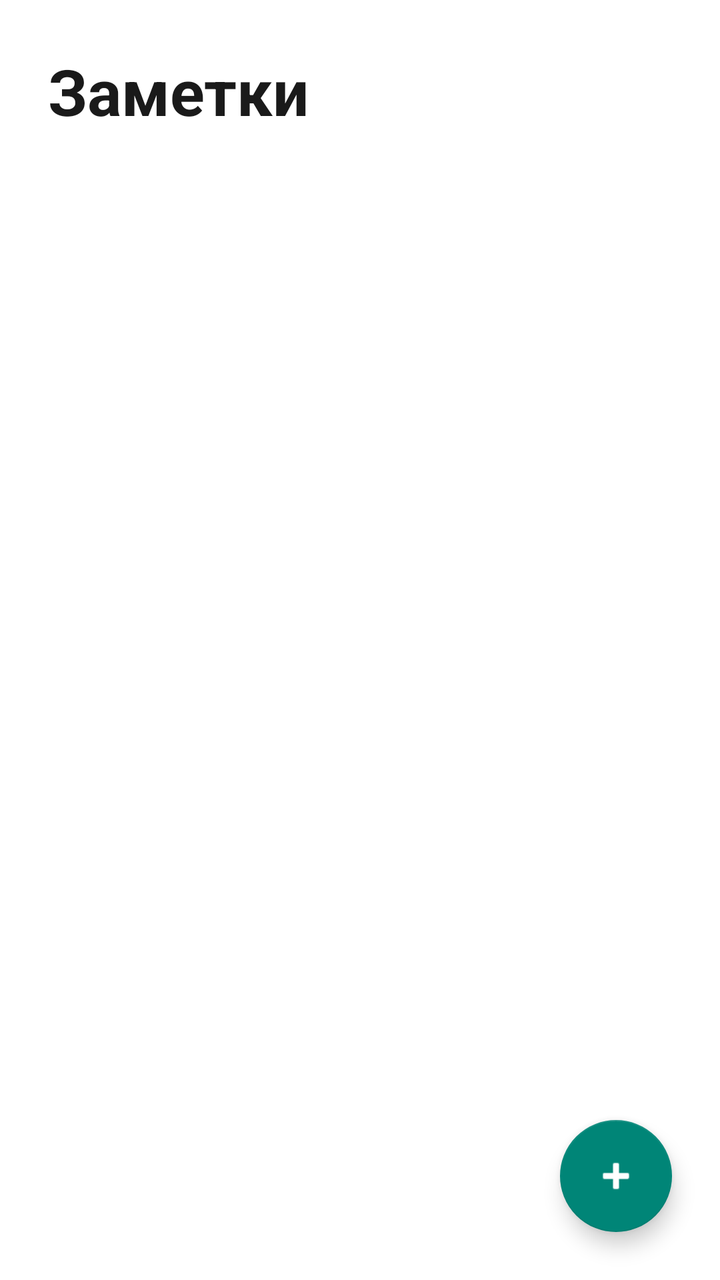
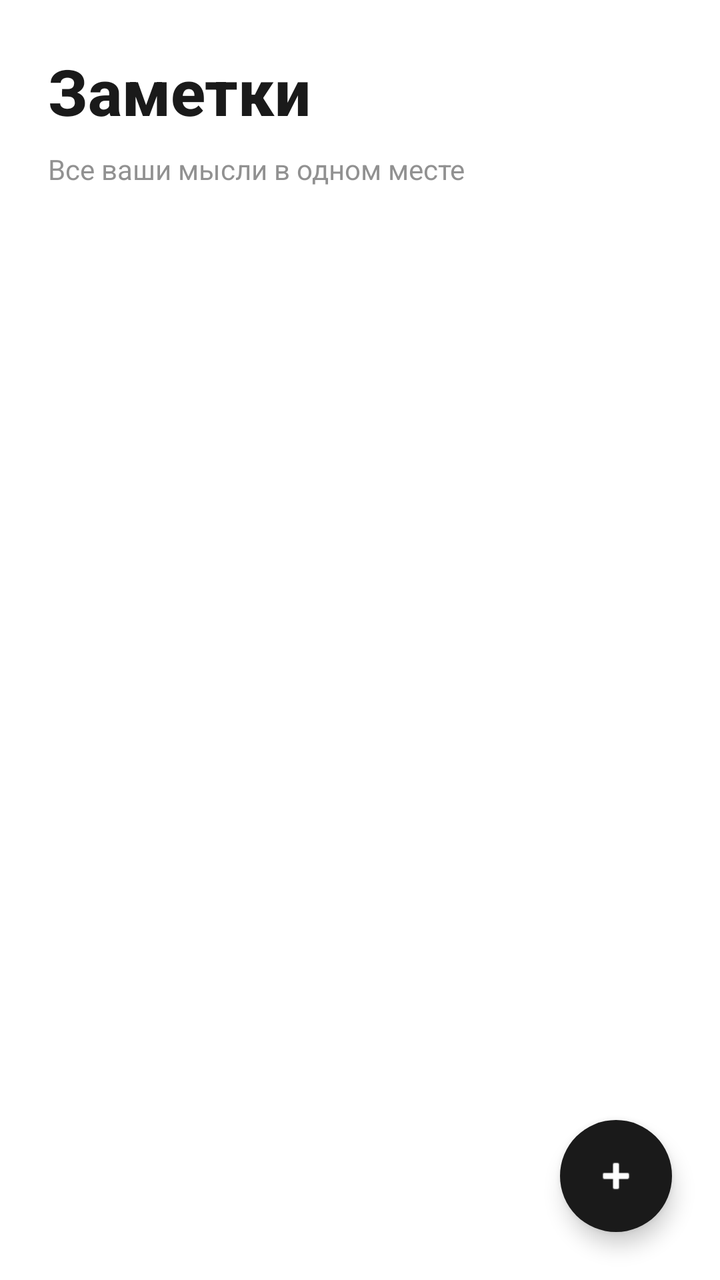

The first picture is an Android layout as it rendered before a commit; the second is the same layout after the commit. The layout source and the unified diff follow.
<!-- AndroidManifest.xml: application theme Theme.SimpleNotes -->
<!-- res/layout/activity_main.xml -->
<?xml version="1.0" encoding="utf-8"?>
<androidx.constraintlayout.widget.ConstraintLayout
    xmlns:android="http://schemas.android.com/apk/res/android"
    xmlns:app="http://schemas.android.com/apk/res-auto"
    xmlns:tools="http://schemas.android.com/tools"
    android:layout_width="match_parent"
    android:layout_height="match_parent"
    android:background="@color/background"
    tools:context=".MainActivity">

    
    <TextView
        android:id="@+id/tvTitle"
        android:layout_width="wrap_content"
        android:layout_height="wrap_content"
        android:text="Заметки"
        android:textSize="32sp"
        android:textStyle="bold"
        android:textColor="@color/text_primary"
        android:layout_marginTop="24dp"
        android:layout_marginStart="24dp"
        app:layout_constraintStart_toStartOf="parent"
        app:layout_constraintTop_toTopOf="parent" />

    
    <ProgressBar
        android:id="@+id/progressBar"
        android:layout_width="wrap_content"
        android:layout_height="wrap_content"
        android:visibility="gone"
        app:layout_constraintTop_toTopOf="parent"
        app:layout_constraintBottom_toBottomOf="parent"
        app:layout_constraintStart_toStartOf="parent"
        app:layout_constraintEnd_toEndOf="parent" />

    
    <androidx.recyclerview.widget.RecyclerView
        android:id="@+id/recyclerView"
        android:layout_width="0dp"
        android:layout_height="0dp"
        android:layout_marginTop="16dp"
        android:clipToPadding="false"
        android:paddingBottom="80dp"
        app:layout_constraintTop_toBottomOf="@id/tvTitle"
        app:layout_constraintBottom_toBottomOf="parent"
        app:layout_constraintStart_toStartOf="parent"
        app:layout_constraintEnd_toEndOf="parent"
        tools:listitem="@layout/item_note" />

    
    <com.google.android.material.floatingactionbutton.FloatingActionButton
        android:id="@+id/btnAdd"
        android:layout_width="wrap_content"
        android:layout_height="wrap_content"
        android:layout_marginEnd="24dp"
        android:layout_marginBottom="24dp"
        android:contentDescription="Добавить заметку"
        android:src="@android:drawable/ic_input_add"
        app:tint="@color/white"
        app:layout_constraintEnd_toEndOf="parent"
        app:layout_constraintBottom_toBottomOf="parent" />

</androidx.constraintlayout.widget.ConstraintLayout>
<!-- res/layout/item_note.xml (included above) -->
<?xml version="1.0" encoding="utf-8"?>
<androidx.cardview.widget.CardView xmlns:android="http://schemas.android.com/apk/res/android"
    xmlns:app="http://schemas.android.com/apk/res-auto"
    android:layout_width="match_parent"
    android:layout_height="wrap_content"
    android:layout_margin="8dp"
    app:cardElevation="2dp"
    app:cardCornerRadius="8dp"
    android:foreground="?attr/selectableItemBackground">

    <LinearLayout
        android:layout_width="match_parent"
        android:layout_height="wrap_content"
        android:orientation="horizontal">

        
        <View
            android:id="@+id/typeIndicator"
            android:layout_width="4dp"
            android:layout_height="match_parent"
            android:background="@color/primary" />

        <LinearLayout
            android:layout_width="match_parent"
            android:layout_height="wrap_content"
            android:orientation="vertical"
            android:padding="16dp">

            
            <TextView
                android:id="@+id/noteTitle"
                android:layout_width="match_parent"
                android:layout_height="wrap_content"
                android:text="Заголовок"
                android:textSize="18sp"
                android:textStyle="bold"
                android:textColor="@color/text_primary"
                android:maxLines="2"
                android:ellipsize="end" />

            
            <TextView
                android:id="@+id/noteSnippet"
                android:layout_width="match_parent"
                android:layout_height="wrap_content"
                android:text="Текст заметки..."
                android:textSize="14sp"
                android:textColor="@color/text_secondary"
                android:layout_marginTop="8dp"
                android:maxLines="4"
                android:ellipsize="end" />
        </LinearLayout>
    </LinearLayout>

</androidx.cardview.widget.CardView>
<!-- resources referenced by this layout -->
<resources>
  <color name="background">#FFFFFF</color>
  <color name="primary">#1A1A1A</color>
  <color name="text_primary">#1A1A1A</color>
  <color name="white">#FFFFFF</color>
  <style name="Theme.SimpleNotes" parent="Theme.AppCompat.Light.DarkActionBar">
          <item name="colorPrimary">@color/purple_500</item>
      </style>
  <color name="purple_500">#1A1A1A</color>
  <!-- unchanged entries left out for length: 1 -->
</resources>

<!-- the commit's change to res/layout/activity_main.xml (unified diff, before → after) -->
@@ -1,5 +1,5 @@
 <?xml version="1.0" encoding="utf-8"?>
-<androidx.constraintlayout.widget.ConstraintLayout
+<androidx.coordinatorlayout.widget.CoordinatorLayout
     xmlns:android="http://schemas.android.com/apk/res/android"
     xmlns:app="http://schemas.android.com/apk/res-auto"
     xmlns:tools="http://schemas.android.com/tools"
@@ -9,73 +9,162 @@
     tools:context=".MainActivity">
 
     
-    <TextView
-        android:id="@+id/tvTitle"
-        android:layout_width="wrap_content"
+    <com.google.android.material.appbar.AppBarLayout
+        android:id="@+id/appBarLayout"
+        android:layout_width="match_parent"
         android:layout_height="wrap_content"
-        android:text="Заметки"
-        android:textSize="32sp"
-        android:textStyle="bold"
-        android:textColor="@color/text_primary"
-        android:layout_marginTop="24dp"
-        android:layout_marginStart="24dp"
-        app:layout_constraintStart_toStartOf="parent"
-        app:layout_constraintTop_toTopOf="parent" />
+        android:background="@color/background"
+        android:elevation="0dp"
+        app:elevation="0dp">
+
+        <com.google.android.material.appbar.CollapsingToolbarLayout
+            android:layout_width="match_parent"
+            android:layout_height="wrap_content"
+            app:layout_scrollFlags="scroll|exitUntilCollapsed"
+            app:contentScrim="@color/background">
+
+            <LinearLayout
+                android:layout_width="match_parent"
+                android:layout_height="wrap_content"
+                android:orientation="vertical"
+                android:padding="24dp"
+                app:layout_collapseMode="parallax">
+
+                
+                <TextView
+                    android:id="@+id/tvTitle"
+                    android:layout_width="wrap_content"
+                    android:layout_height="wrap_content"
+                    android:text="Заметки"
+                    android:textSize="32sp"
+                    android:textStyle="bold"
+                    android:textColor="@color/text_primary"
+                    android:fontFamily="sans-serif-medium"
+                    android:layout_marginBottom="8dp" />
+
+                
+                <TextView
+                    android:id="@+id/tvSubtitle"
+                    android:layout_width="wrap_content"
+                    android:layout_height="wrap_content"
+                    android:text="Все ваши мысли в одном месте"
+                    android:textSize="14sp"
+                    android:textColor="@color/text_secondary"
+                    android:alpha="0.8" />
+            </LinearLayout>
+        </com.google.android.material.appbar.CollapsingToolbarLayout>
+    </com.google.android.material.appbar.AppBarLayout>
 
     
-    <ProgressBar
-        android:id="@+id/progressBar"
-        android:layout_width="wrap_content"
-        android:layout_height="wrap_content"
-        android:visibility="gone"
-        app:layout_constraintTop_toTopOf="parent"
-        app:layout_constraintBottom_toBottomOf="parent"
-        app:layout_constraintStart_toStartOf="parent"
-        app:layout_constraintEnd_toEndOf="parent" />
-
-    
-    <androidx.recyclerview.widget.RecyclerView
-        android:id="@+id/recyclerView"
-        android:layout_width="0dp"
-        android:layout_height="0dp"
-        android:layout_marginTop="16dp"
-        android:clipToPadding="false"
-        android:paddingBottom="80dp"
-        app:layout_constraintTop_toBottomOf="@id/tvTitle"
-        app:layout_constraintBottom_toBottomOf="parent"
-        app:layout_constraintStart_toStartOf="parent"
-        app:layout_constraintEnd_toEndOf="parent"
-        tools:listitem="@layout/item_note" />
+    <androidx.core.widget.NestedScrollView
+        android:layout_width="match_parent"
+        android:layout_height="match_parent"
+        app:layout_behavior="@string/appbar_scrolling_view_behavior">
+
+        <FrameLayout
+            android:layout_width="match_parent"
+            android:layout_height="wrap_content">
+
+            
+            <ProgressBar
+                android:id="@+id/progressBar"
+                android:layout_width="wrap_content"
+                android:layout_height="wrap_content"
+                android:layout_gravity="center"
+                android:layout_marginTop="100dp"
+                android:indeterminateTint="@color/primary"
+                android:visibility="gone" />
+
+            
+            <androidx.recyclerview.widget.RecyclerView
+                android:id="@+id/recyclerView"
+                android:layout_width="match_parent"
+                android:layout_height="wrap_content"
+                android:clipToPadding="false"
+                android:paddingStart="8dp"
+                android:paddingEnd="8dp"
+                android:paddingBottom="100dp"
+                tools:listitem="@layout/item_note" />
+
+            
+            <LinearLayout
+                android:id="@+id/emptyState"
+                android:layout_width="match_parent"
+                android:layout_height="wrap_content"
+                android:layout_gravity="center"
+                android:layout_marginTop="100dp"
+                android:orientation="vertical"
+                android:gravity="center"
+                android:padding="32dp"
+                android:visibility="gone">
+
+                <TextView
+                    android:layout_width="wrap_content"
+                    android:layout_height="wrap_content"
+                    android:text="✏️"
+                    android:textSize="64sp"
+                    android:alpha="0.3" />
+
+                <TextView
+                    android:layout_width="wrap_content"
+                    android:layout_height="wrap_content"
+                    android:text="Пока нет заметок"
+                    android:textSize="18sp"
+                    android:textStyle="bold"
+                    android:textColor="@color/text_primary"
+                    android:alpha="0.5"
+                    android:layout_marginTop="16dp" />
+
+                <TextView
+                    android:layout_width="wrap_content"
+                    android:layout_height="wrap_content"
+                    android:text="Нажмите + чтобы создать первую заметку"
+                    android:textSize="14sp"
+                    android:textColor="@color/text_secondary"
+                    android:alpha="0.5"
+                    android:layout_marginTop="8dp" />
+            </LinearLayout>
+        </FrameLayout>
+    </androidx.core.widget.NestedScrollView>
 
     
     <com.google.android.material.floatingactionbutton.FloatingActionButton
         android:id="@+id/btnAdd"
+        style="@style/Widget.SimpleNotes.FAB"
         android:layout_width="wrap_content"
         android:layout_height="wrap_content"
-        android:layout_marginEnd="24dp"
-        android:layout_marginBottom="24dp"
+        android:layout_gravity="bottom|end"
+        android:layout_margin="24dp"
         android:contentDescription="Добавить заметку"
         android:src="@android:drawable/ic_input_add"
         app:tint="@color/white"
-        app:layout_constraintEnd_toEndOf="parent"
-        app:layout_constraintBottom_toBottomOf="parent" />
-
-</androidx.constraintlayout.widget.ConstraintLayout>
+        app:backgroundTint="@color/primary"
+        app:elevation="6dp"
+        app:pressedTranslationZ="12dp"
+        app:layout_behavior="com.google.android.material.behavior.HideBottomViewOnScrollBehavior" />
+
+</androidx.coordinatorlayout.widget.CoordinatorLayout>
 <!-- res/layout/item_note.xml (included above) -->
 <?xml version="1.0" encoding="utf-8"?>
-<androidx.cardview.widget.CardView xmlns:android="http://schemas.android.com/apk/res/android"
+<com.google.android.material.card.MaterialCardView
+    xmlns:android="http://schemas.android.com/apk/res/android"
     xmlns:app="http://schemas.android.com/apk/res-auto"
+    style="@style/Widget.SimpleNotes.Card"
     android:layout_width="match_parent"
     android:layout_height="wrap_content"
     android:layout_margin="8dp"
     app:cardElevation="2dp"
-    app:cardCornerRadius="8dp"
-    android:foreground="?attr/selectableItemBackground">
+    app:cardCornerRadius="12dp"
+    app:cardBackgroundColor="@color/card_background"
+    app:rippleColor="@color/ripple"
+    android:clickable="true"
+    android:focusable="true">
 
     <LinearLayout
         android:layout_width="match_parent"
         android:layout_height="wrap_content"
-        android:orientation="horizontal">
+        android:orientation="horizontal"
+        android:animateLayoutChanges="true">
 
         
         <View
@@ -88,7 +177,8 @@
             android:layout_width="match_parent"
             android:layout_height="wrap_content"
             android:orientation="vertical"
-            android:padding="16dp">
+            android:padding="16dp"
+            android:paddingStart="20dp">
 
             
             <TextView
@@ -100,7 +190,8 @@
                 android:textStyle="bold"
                 android:textColor="@color/text_primary"
                 android:maxLines="2"
-                android:ellipsize="end" />
+                android:ellipsize="end"
+                android:fontFamily="sans-serif-medium" />
 
             
             <TextView
@@ -112,8 +203,9 @@
                 android:textColor="@color/text_secondary"
                 android:layout_marginTop="8dp"
                 android:maxLines="4"
-                android:ellipsize="end" />
+                android:ellipsize="end"
+                android:lineSpacingExtra="2dp"
+                android:alpha="0.8" />
         </LinearLayout>
     </LinearLayout>
-
-</androidx.cardview.widget.CardView>
+</com.google.android.material.card.MaterialCardView>
<!-- resource entries referenced after the edit -->
@@ -1,13 +1,88 @@
 <!-- resources referenced by this layout -->
 <resources>
   <color name="background">#FFFFFF</color>
+  <color name="card_background">#FFFFFF</color>
   <color name="primary">#1A1A1A</color>
+  <color name="ripple">#E0E0E0</color>
   <color name="text_primary">#1A1A1A</color>
   <color name="white">#FFFFFF</color>
-  <style name="Theme.SimpleNotes" parent="Theme.AppCompat.Light.DarkActionBar">
-          <item name="colorPrimary">@color/purple_500</item>
+  <style name="Widget.SimpleNotes.Card" parent="Widget.Material3.CardView.Elevated">
+          <item name="cardCornerRadius">12dp</item>
+          <item name="cardElevation">2dp</item>
+          <item name="android:layout_margin">8dp</item>
+          <item name="rippleColor">@color/ripple</item>
       </style>
-  <color name="purple_500">#1A1A1A</color>
+  <style name="Widget.SimpleNotes.FAB" parent="Widget.Material3.FloatingActionButton.Primary">
+          <item name="android:layout_margin">24dp</item>
+          <item name="shapeAppearance">@style/ShapeAppearance.SimpleNotes.FAB</item>
+          <item name="backgroundTint">@color/primary</item>
+          <item name="tint">@color/white</item>
+          <item name="android:elevation">6dp</item>
+      </style>
+  <style name="Theme.SimpleNotes" parent="Base.Theme.SimpleNotes" />
+  <style name="ShapeAppearance.SimpleNotes.FAB" parent="ShapeAppearance.Material3.Corner.Full">
+          <item name="cornerFamily">rounded</item>
+          <item name="cornerSize">50%</item>
+      </style>
+  <style name="Base.Theme.SimpleNotes" parent="Theme.Material3.Light.NoActionBar">
+          
+          <item name="colorPrimary">@color/primary</item>
+          <item name="colorOnPrimary">@color/white</item>
+          <item name="colorPrimaryContainer">@color/background_secondary</item>
+          <item name="colorOnPrimaryContainer">@color/text_primary</item>
+  
+          
+          <item name="colorSecondary">@color/accent</item>
+          <item name="colorOnSecondary">@color/white</item>
+  
+          
+          <item name="android:colorBackground">@color/background</item>
+          <item name="colorSurface">@color/card_background</item>
+          <item name="colorOnSurface">@color/text_primary</item>
+  
+          
+          <item name="android:statusBarColor">@color/background</item>
+          <item name="android:windowLightStatusBar">true</item>
+  
+          
+          <item name="android:navigationBarColor">@color/background</item>
+          <item name="android:windowLightNavigationBar">true</item>
+  
+          
+          <item name="android:windowBackground">@color/background</item>
+  
+          
+          <item name="textAppearanceHeadline1">@style/TextAppearance.SimpleNotes.Headline1</item>
+          <item name="textAppearanceBody1">@style/TextAppearance.SimpleNotes.Body1</item>
+  
+          
+          <item name="shapeAppearanceSmallComponent">@style/ShapeAppearance.SimpleNotes.SmallComponent</item>
+          <item name="shapeAppearanceMediumComponent">@style/ShapeAppearance.SimpleNotes.MediumComponent</item>
+  
+          
+          <item name="android:windowActivityTransitions">true</item>
+          <item name="android:windowEnterTransition">@transition/slide_right</item>
+          <item name="android:windowExitTransition">@transition/fade</item>
+      </style>
+  <color name="background_secondary">#F5F5F5</color>
+  <color name="accent">#4A4A4A</color>
+  <style name="TextAppearance.SimpleNotes.Headline1" parent="TextAppearance.Material3.HeadlineLarge">
+          <item name="android:textColor">@color/text_primary</item>
+          <item name="android:textSize">32sp</item>
+          <item name="android:fontFamily">sans-serif-medium</item>
+      </style>
+  <style name="TextAppearance.SimpleNotes.Body1" parent="TextAppearance.Material3.BodyMedium">
+          <item name="android:textColor">@color/text_primary</item>
+          <item name="android:textSize">16sp</item>
+      </style>
+  <style name="ShapeAppearance.SimpleNotes.SmallComponent" parent="ShapeAppearance.Material3.Corner.Small">
+          <item name="cornerFamily">rounded</item>
+          <item name="cornerSize">12dp</item>
+      </style>
+  <style name="ShapeAppearance.SimpleNotes.MediumComponent" parent="ShapeAppearance.Material3.Corner.Medium">
+          <item name="cornerFamily">rounded</item>
+          <item name="cornerSize">16dp</item>
+      </style>
   <!-- unchanged entries left out for length: 1 -->
 </resources>
 
